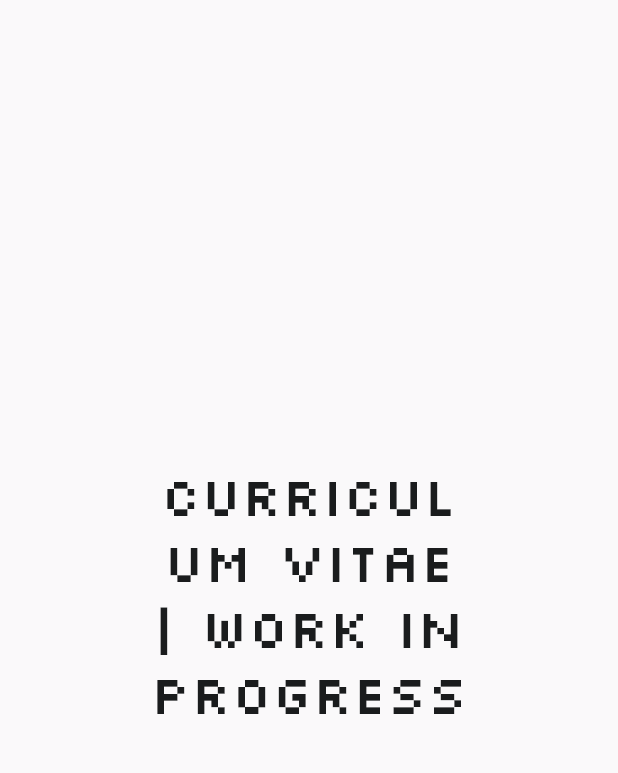
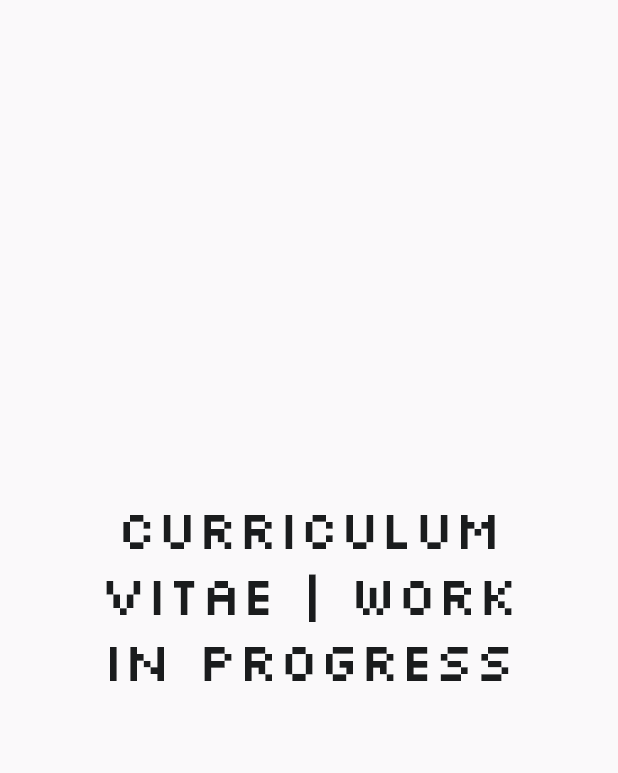
Before and after one commit to Alejandro-FA/Alejandro-FA.github.io, a Flutter app: the CVPage widget shown alone on an empty page, opened directly, on a phone screen of 412 x 824 dp, the part 66-839 px from its top. Run offline on Flutter 3.47's test engine with Material 3 defaults, Android fonts, the phone set to English and light mode, and no system bars; our stand-ins replace auto_route, flutter_svg.

Commit message:
Change padding dynamically with screen width.

```diff
--- a/lib/pages/cv.dart
+++ b/lib/pages/cv.dart
@@ -10,6 +10,7 @@ class CVPage extends StatelessWidget {
   @override
   Widget build(BuildContext context) {
     final textTheme = Theme.of(context).textTheme;
+    final screenWidth = MediaQuery.of(context).size.width;
 
     return BasePage(
       title: 'Curriculum Vita | Alejandro Fernández Alburquerque',
@@ -17,7 +18,7 @@ class CVPage extends StatelessWidget {
         SliverFillRemaining(
           hasScrollBody: true,
           child: Padding(
-            padding: const EdgeInsets.all(100),
+            padding: EdgeInsets.all(screenWidth * 0.1),
             child: Center(
               child: Text(
                 'Curriculum Vitae | Work in progress',
--- a/lib/pages/home.dart
+++ b/lib/pages/home.dart
@@ -10,6 +10,7 @@ class HomePage extends StatelessWidget {
   @override
   Widget build(BuildContext context) {
     final textTheme = Theme.of(context).textTheme;
+    final screenWidth = MediaQuery.of(context).size.width;
 
     return BasePage(
       title: 'Home | Alejandro Fernández Alburquerque',
@@ -18,7 +19,7 @@ class HomePage extends StatelessWidget {
         SliverFillRemaining(
           hasScrollBody: true,
           child: Padding(
-            padding: const EdgeInsets.all(100),
+            padding: EdgeInsets.all(screenWidth * 0.1),
             child: Center(
               child: Text(
                 'Home | Work in progress',
--- a/lib/pages/projects.dart
+++ b/lib/pages/projects.dart
@@ -8,12 +8,13 @@ import '../widgets/base_page.dart';
 @RoutePage()
 class ProjectsPage extends StatelessWidget {
   const ProjectsPage({super.key});
+  static const githubUrl = 'https://github.com/Alejandro-FA';
 
   @override
   Widget build(BuildContext context) {
-    const githubUrl = 'https://github.com/Alejandro-FA';
     final theme = Theme.of(context);
     final textTheme = theme.textTheme;
+    final screenWidth = MediaQuery.of(context).size.width;
 
     return BasePage(
       title: 'Projects | Alejandro Fernández Alburquerque',
@@ -21,7 +22,7 @@ class ProjectsPage extends StatelessWidget {
         SliverFillRemaining(
           hasScrollBody: true,
           child: Padding(
-            padding: const EdgeInsets.all(100),
+            padding: EdgeInsets.all(screenWidth * 0.1),
             child: Center(
               child: RichText(
                 textAlign: TextAlign.center,
--- a/lib/pages/research.dart
+++ b/lib/pages/research.dart
@@ -8,12 +8,13 @@ import '../widgets/base_page.dart';
 @RoutePage()
 class ResearchPage extends StatelessWidget {
   const ResearchPage({super.key});
+  static const orcidUrl = 'https://orcid.org/0009-0009-0884-7015';
 
   @override
   Widget build(BuildContext context) {
-    const orcidUrl = 'https://orcid.org/0009-0009-0884-7015';
     final theme = Theme.of(context);
     final textTheme = theme.textTheme;
+    final screenWidth = MediaQuery.of(context).size.width;
 
     return BasePage(
       title: 'Research | Alejandro Fernández Alburquerque',
@@ -21,7 +22,7 @@ class ResearchPage extends StatelessWidget {
         SliverFillRemaining(
           hasScrollBody: true,
           child: Padding(
-            padding: const EdgeInsets.all(100),
+            padding: EdgeInsets.all(screenWidth * 0.1),
             child: Center(
               child: RichText(
                 textAlign: TextAlign.center,
```
